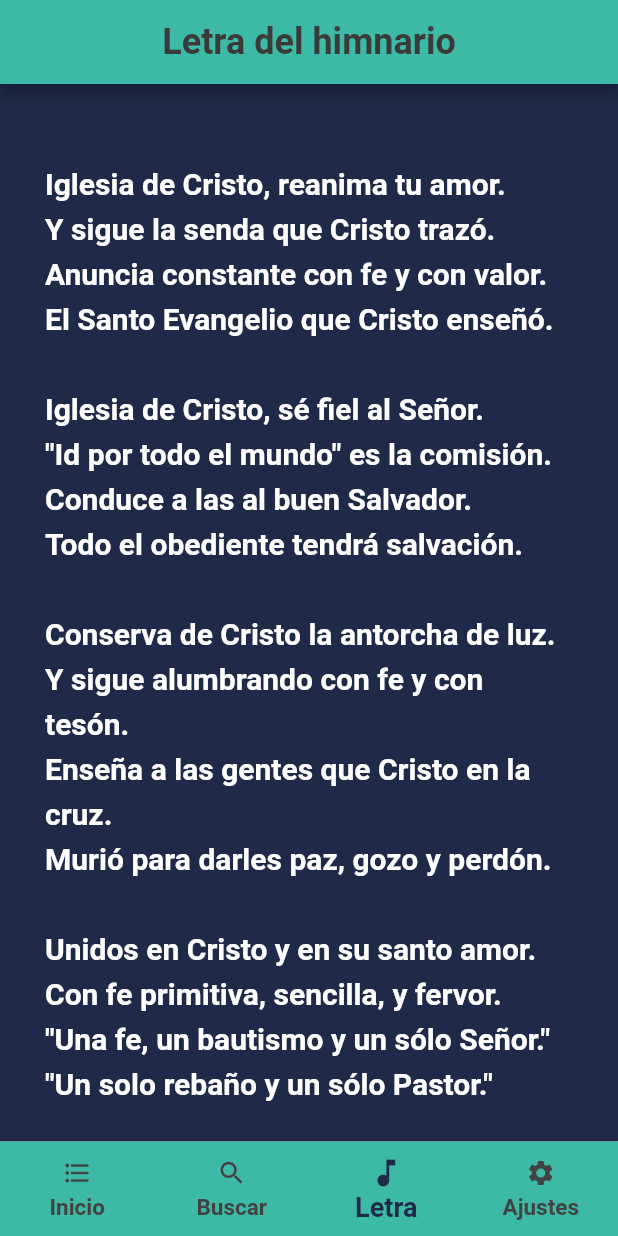
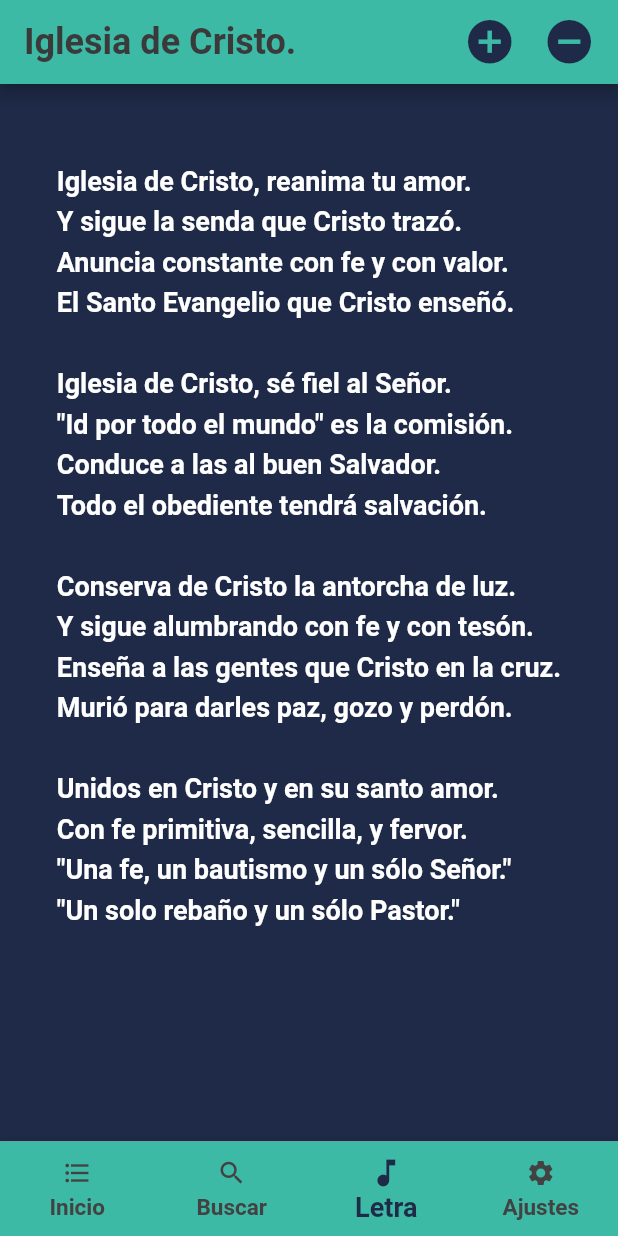
Before and after one commit to Sebas-Lab/HDC-Remake, a Flutter app: the screen it shows after launch, item 3 of the bottom bar chosen, on a phone screen of 412 x 824 dp. Run offline on Flutter 3.47's test engine with Material 2 defaults, Android fonts, the phone set to English and light mode, and no system bars.

Commit message:
In this checkpoint the functionality of filtering the hymns by number was added, the functionality to enlarge and reduce the lyrics on the hymn screen was also added, with a limit in each one

```diff
--- a/lib/app_dependencies.dart
+++ b/lib/app_dependencies.dart
@@ -17,3 +17,7 @@ export 'package:hdc_remake/screens/song_screen/song_screen.dart';
 export 'screens/song_screen/song_screen_dependencies.dart';
 
 export 'package:hdc_remake/screens/settings_screen/settings_screen.dart';
+
+// Providers
+export 'package:hdc_remake/providers/font_size_provider.dart';
+export 'package:provider/provider.dart';
--- a/lib/navigation_handle.dart
+++ b/lib/navigation_handle.dart
@@ -17,6 +17,12 @@ class NavigationHandleState extends State<NavigationHandle> {
     const SongScreen(),
     const SettingsScreen(),
   ];
+
+  void _onSongSelected(int index) {
+    setState(() {
+      _selectedIndex = 2;
+    });
+  }
 
   @override
   Widget build(BuildContext context) {
--- a/lib/screens/home_screen/structure/build_search_by_number.dart
+++ b/lib/screens/home_screen/structure/build_search_by_number.dart
@@ -1,6 +1,6 @@
 import 'package:hdc_remake/app_dependencies.dart';
 
-Widget buildSearchByNumber(BuildContext context) {
+Widget buildSearchByNumber(BuildContext context, Function(int start, int end) onFilter) {
 
   final List<String> buttonNames = [
     '1 - 50',
@@ -53,7 +53,7 @@ Widget buildSearchByNumber(BuildContext context) {
                   child: SizedBox(
                     width: 120,
                     child: ElevatedButton(
-                      onPressed: () {},
+                      onPressed: () => onFilter(index * 50 + 1, (index + 1) * 50),
                       style: ElevatedButton.styleFrom(
                         shape: RoundedRectangleBorder(
                           borderRadius: BorderRadius.circular(25.0),
--- a/lib/screens/song_screen/default_widgets/build_song_screen_appbar.dart
+++ b/lib/screens/song_screen/default_widgets/build_song_screen_appbar.dart
@@ -5,17 +5,41 @@ class BuildSongScreenAppbar extends StatelessWidget with PreferredSizeWidget {
 
   @override
   Widget build(BuildContext context) {
+    final fontSizeProvider = Provider.of<FontSizeProvider>(context);
     return AppBar(
       backgroundColor: const Color(0xFF3DBAA6),
-      centerTitle: true,
       title: const Text(
-        'Letra del himnario',
+        'Iglesia de Cristo.',
         style: TextStyle(
           fontSize: 24,
           fontWeight: FontWeight.bold,
           color: Color(0xFF3A3A3A),
         ),
       ),
+      actions: [
+        Container(
+          margin: const EdgeInsets.only(right: 5),
+          child: IconButton(
+            onPressed: fontSizeProvider.increaseFontSize,
+            icon: const Icon(
+              Icons.add_circle,
+              size: 35,
+              color: Color(0xFF1E2A47),
+            ),
+          ),
+        ),
+        Container(
+          margin: const EdgeInsets.only(right: 10),
+          child: IconButton(
+            onPressed: fontSizeProvider.decreaseFontSize,
+            icon: const Icon(
+              Icons.remove_circle,
+              size: 35,
+              color: Color(0xFF1E2A47),
+            ),
+          ),
+        ),
+      ],
     );
   }
 
--- a/lib/screens/song_screen/default_widgets/build_song_screen_body.dart
+++ b/lib/screens/song_screen/default_widgets/build_song_screen_body.dart
@@ -12,8 +12,8 @@ class _BuildSongScreenBodyState extends State<BuildSongScreenBody> {
   @override
   Widget build(BuildContext context) {
     return ListView(
-      children: [
-        buildSong(context),
+      children: const [
+        BuildSong(),
       ],
     );
   }
--- a/lib/screens/song_screen/song_screen.dart
+++ b/lib/screens/song_screen/song_screen.dart
@@ -10,10 +10,13 @@ class SongScreen extends StatefulWidget {
 class _SongScreenState extends State<SongScreen> {
   @override
   Widget build(BuildContext context) {
-    return const Scaffold(
-      backgroundColor: Color(0xFF1E2A47),
-      appBar: BuildSongScreenAppbar(),
-      body: BuildSongScreenBody(),
+    return ChangeNotifierProvider(
+      create: (_) => FontSizeProvider(),
+      child: const Scaffold(
+        backgroundColor: Color(0xFF1E2A47),
+        appBar: BuildSongScreenAppbar(),
+        body: BuildSongScreenBody(),
+      ),
     );
   }
 }
--- a/lib/screens/song_screen/structure/build_song.dart
+++ b/lib/screens/song_screen/structure/build_song.dart
@@ -1,8 +1,9 @@
 import 'package:hdc_remake/app_dependencies.dart';
 
-Widget buildSong(BuildContext context) {
+class BuildSong extends StatelessWidget {
+  const BuildSong({Key? key}) : super(key: key);
 
-  const textValue = ""
+  static const String textValue = ""
   "Iglesia de Cristo, reanima tu amor.\n"
   "Y sigue la senda que Cristo trazó.\n"
   "Anuncia constante con fe y con valor.\n"
@@ -20,18 +21,22 @@ Widget buildSong(BuildContext context) {
   '"Una fe, un bautismo y un sólo Señor."\n'
   '"Un solo rebaño y un sólo Pastor."';
 
+  @override
+  Widget build(BuildContext context) {
+    final fontSizeProvider = Provider.of<FontSizeProvider>(context);
     return Container(
       padding: const EdgeInsets.only(top: 50, bottom: 50, left: 30, right: 30),
       width: MediaQuery.of(context).size.width,
       alignment: Alignment.center,
-    child: const Text(
+      child: Text(
         textValue,
         style: TextStyle(
           color: Colors.white,
-        fontSize: 20,
+          fontSize: fontSizeProvider.fontSize,
           fontWeight: FontWeight.bold,
           height: 1.5,
         ),
       ),
     );
   }
+}
--- a/pubspec.yaml
+++ b/pubspec.yaml
@@ -9,6 +9,7 @@ dependencies:
   flutter:
     sdk: flutter
   cupertino_icons: ^1.0.2
+  provider: ^6.0.5
 
 dev_dependencies:
   flutter_test:
```
Also changed, not shown: lib/providers/font_size_provider.dart (added, +27 -0 lines), lib/screens/home_screen/default_widgets/build_home_screen_body.dart (+13 -2 lines), lib/screens/home_screen/structure/build_songs_list.dart (+39 -5 lines), pubspec.lock. Lines whose indentation alone changed are shown as unchanged.
